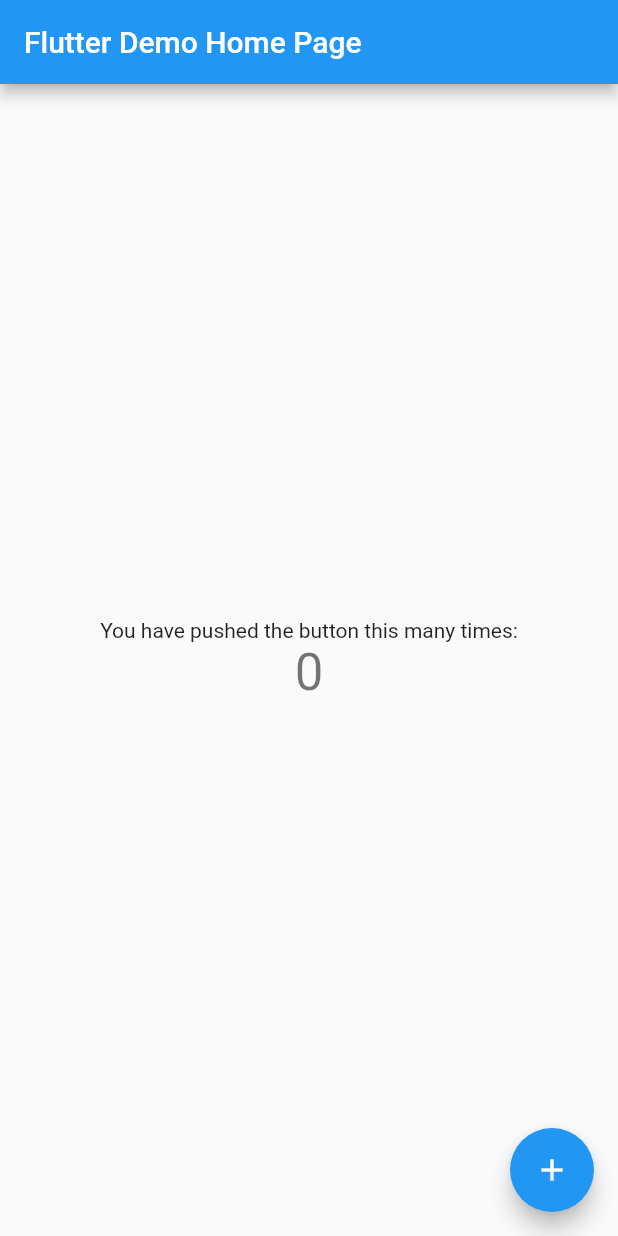
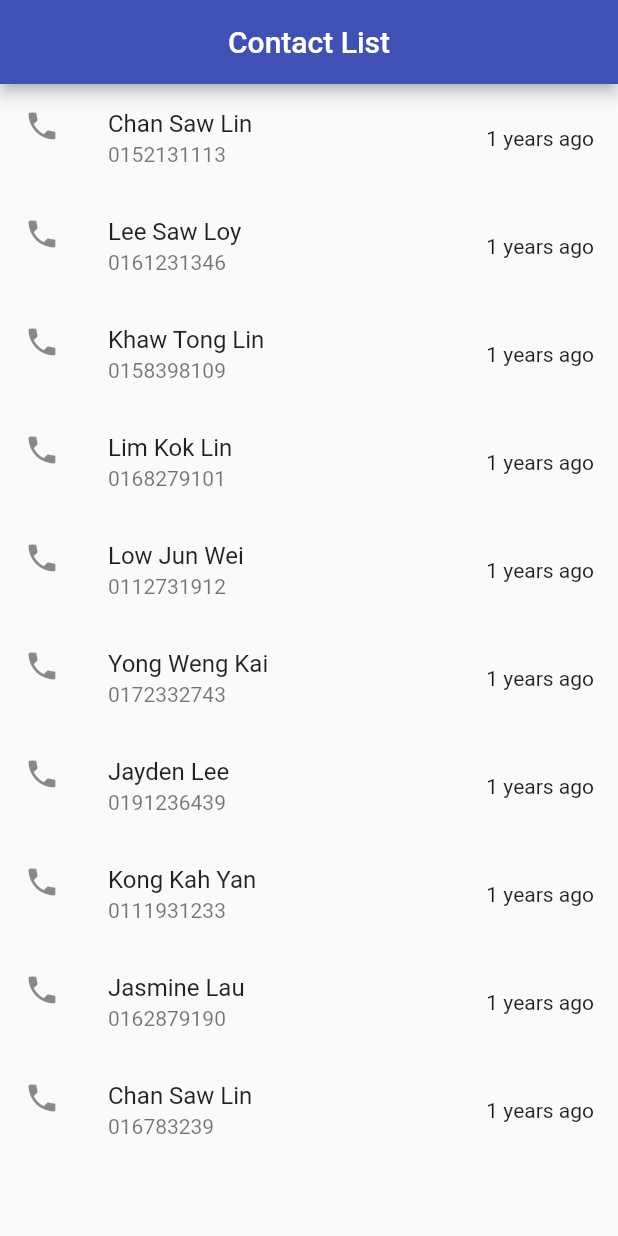
Before and after one commit to abdallaayman21/contact_list, a Flutter app: the screen it shows after launch, on a phone screen of 412 x 824 dp. Run offline on Flutter 3.47's test engine with Material 2 defaults, Android fonts, the phone set to English and light mode, and no system bars.

Commit message:
Finished the outline of the application + added contacts data

```diff
--- /dev/null
+++ b/data/contact_list.json
@@ -0,0 +1,52 @@
+[
+    {
+    "user": "Chan Saw Lin",
+    "phone": "0152131113",
+    "check-in": "2020-06-30 16:10:05"
+    },
+    {
+    "user": "Lee Saw Loy",
+    "phone": "0161231346",
+    "check-in": "2020-07-11 15:39:59"
+    },
+    {
+    "user": "Khaw Tong Lin",
+    "phone": "0158398109",
+    "check-in": "2020-08-19 11:10:18"
+    },
+    {
+    "user": "Lim Kok Lin",
+    "phone": "0168279101",
+    "check-in": "2020-08-19 11:11:35"
+    },
+    {
+    "user": "Low Jun Wei",
+    "phone": "0112731912",
+    "check-in": "2020-08-15 13:00:05"
+    },
+    {
+    "user": "Yong Weng Kai",
+    "phone": "0172332743",
+    "check-in": "2020-07-31 18:10:11"
+    },
+    {
+    "user": "Jayden Lee",
+    "phone": "0191236439",
+    "check-in": "2020-08-22 08:10:38"
+    },
+    {
+    "user": "Kong Kah Yan",
+    "phone": "0111931233",
+    "check-in": "2020-07-11 12:00:00"
+    },
+    {
+    "user": "Jasmine Lau",
+    "phone": "0162879190",
+    "check-in": "2020-08-01 12:10:05"
+    },
+    {
+    "user": "Chan Saw Lin",
+    "phone": "016783239",
+    "check-in": "2020-08-23 11:59:05"
+    }
+]
--- a/lib/main.dart
+++ b/lib/main.dart
@@ -1,113 +1,20 @@
+import 'package:contact_list/screens/home_screen.dart';
 import 'package:flutter/material.dart';
 
 void main() {
-  runApp(MyApp());
+  runApp(ContactList());
 }
 
-class MyApp extends StatelessWidget {
-  // This widget is the root of your application.
+class ContactList extends StatelessWidget {
   @override
   Widget build(BuildContext context) {
     return MaterialApp(
-      title: 'Flutter Demo',
+      title: 'Contact List',
+      debugShowCheckedModeBanner: false,
       theme: ThemeData(
-        // This is the theme of your application.
-        //
-        // Try running your application with "flutter run". You'll see the
-        // application has a blue toolbar. Then, without quitting the app, try
-        // changing the primarySwatch below to Colors.green and then invoke
-        // "hot reload" (press "r" in the console where you ran "flutter run",
-        // or simply save your changes to "hot reload" in a Flutter IDE).
-        // Notice that the counter didn't reset back to zero; the application
-        // is not restarted.
-        primarySwatch: Colors.blue,
+        primarySwatch: Colors.indigo,
       ),
-      home: MyHomePage(title: 'Flutter Demo Home Page'),
+      home: HomeScreen(title: 'Contact List'),
     );
   }
 }
-
-class MyHomePage extends StatefulWidget {
-  MyHomePage({Key? key, required this.title}) : super(key: key);
-
-  // This widget is the home page of your application. It is stateful, meaning
-  // that it has a State object (defined below) that contains fields that affect
-  // how it looks.
-
-  // This class is the configuration for the state. It holds the values (in this
-  // case the title) provided by the parent (in this case the App widget) and
-  // used by the build method of the State. Fields in a Widget subclass are
-  // always marked "final".
-
-  final String title;
-
-  @override
-  _MyHomePageState createState() => _MyHomePageState();
-}
-
-class _MyHomePageState extends State<MyHomePage> {
-  int _counter = 0;
-
-  void _incrementCounter() {
-    setState(() {
-      // This call to setState tells the Flutter framework that something has
-      // changed in this State, which causes it to rerun the build method below
-      // so that the display can reflect the updated values. If we changed
-      // _counter without calling setState(), then the build method would not be
-      // called again, and so nothing would appear to happen.
-      _counter++;
-    });
-  }
-
-  @override
-  Widget build(BuildContext context) {
-    // This method is rerun every time setState is called, for instance as done
-    // by the _incrementCounter method above.
-    //
-    // The Flutter framework has been optimized to make rerunning build methods
-    // fast, so that you can just rebuild anything that needs updating rather
-    // than having to individually change instances of widgets.
-    return Scaffold(
-      appBar: AppBar(
-        // Here we take the value from the MyHomePage object that was created by
-        // the App.build method, and use it to set our appbar title.
-        title: Text(widget.title),
-      ),
-      body: Center(
-        // Center is a layout widget. It takes a single child and positions it
-        // in the middle of the parent.
-        child: Column(
-          // Column is also a layout widget. It takes a list of children and
-          // arranges them vertically. By default, it sizes itself to fit its
-          // children horizontally, and tries to be as tall as its parent.
-          //
-          // Invoke "debug painting" (press "p" in the console, choose the
-          // "Toggle Debug Paint" action from the Flutter Inspector in Android
-          // Studio, or the "Toggle Debug Paint" command in Visual Studio Code)
-          // to see the wireframe for each widget.
-          //
-          // Column has various properties to control how it sizes itself and
-          // how it positions its children. Here we use mainAxisAlignment to
-          // center the children vertically; the main axis here is the vertical
-          // axis because Columns are vertical (the cross axis would be
-          // horizontal).
-          mainAxisAlignment: MainAxisAlignment.center,
-          children: <Widget>[
-            Text(
-              'You have pushed the button this many times:',
-            ),
-            Text(
-              '$_counter',
-              style: Theme.of(context).textTheme.headline4,
-            ),
-          ],
-        ),
-      ),
-      floatingActionButton: FloatingActionButton(
-        onPressed: _incrementCounter,
-        tooltip: 'Increment',
-        child: Icon(Icons.add),
-      ), // This trailing comma makes auto-formatting nicer for build methods.
-    );
-  }
-}
--- /dev/null
+++ b/lib/screens/home_screen.dart
@@ -0,0 +1,54 @@
+import 'dart:convert';
+
+import 'package:flutter/material.dart';
+import 'package:flutter/services.dart';
+
+class HomeScreen extends StatefulWidget {
+  HomeScreen({Key? key, required this.title}) : super(key: key);
+
+  final String title;
+
+  @override
+  _HomeScreenState createState() => _HomeScreenState();
+}
+
+class _HomeScreenState extends State<HomeScreen> {
+  @override
+  Widget build(BuildContext context) {
+    return Scaffold(
+      appBar: AppBar(
+        title: Text(widget.title),
+        centerTitle: true,
+      ),
+      body: Center(
+        child: FutureBuilder(
+          future: rootBundle.loadString('data/contact_list.json'),
+          builder: (contxt, snapshot) {
+            if (snapshot.hasData) {
+              if (snapshot.data != null) {
+                List contactList = json.decode(snapshot.data.toString());
+                return ListView.builder(
+                  physics: BouncingScrollPhysics(),
+                  itemCount: contactList.length,
+                  itemBuilder: (context, i) {
+                    Map data = contactList[i];
+                    DateTime time = DateTime.parse(data['check-in']);
+                    Duration duration = DateTime.now().difference(time);
+                    return ListTile(
+                      title: Text(data['user']),
+                      subtitle: Text(data['phone']),
+                      trailing: Text(
+                          "${((duration.inDays / 30) / 12).round()} years ago"),
+                      leading: Icon(Icons.phone),
+                    );
+                  },
+                );
+              }
+            }
+            return Text("No Data");
+          },
+        ),
+      ),
+    );
+  }
+}
--- a/pubspec.yaml
+++ b/pubspec.yaml
@@ -45,9 +45,8 @@ flutter:
   uses-material-design: true
 
   # To add assets to your application, add an assets section, like this:
-  # assets:
-  #   - images/a_dot_burr.jpeg
-  #   - images/a_dot_ham.jpeg
+  assets:
+    - data/contact_list.json
 
   # An image asset can refer to one or more resolution-specific "variants", see
   # https://flutter.dev/assets-and-images/#resolution-aware.
```
Also changed, not shown: pubspec.lock, 1 other file.
